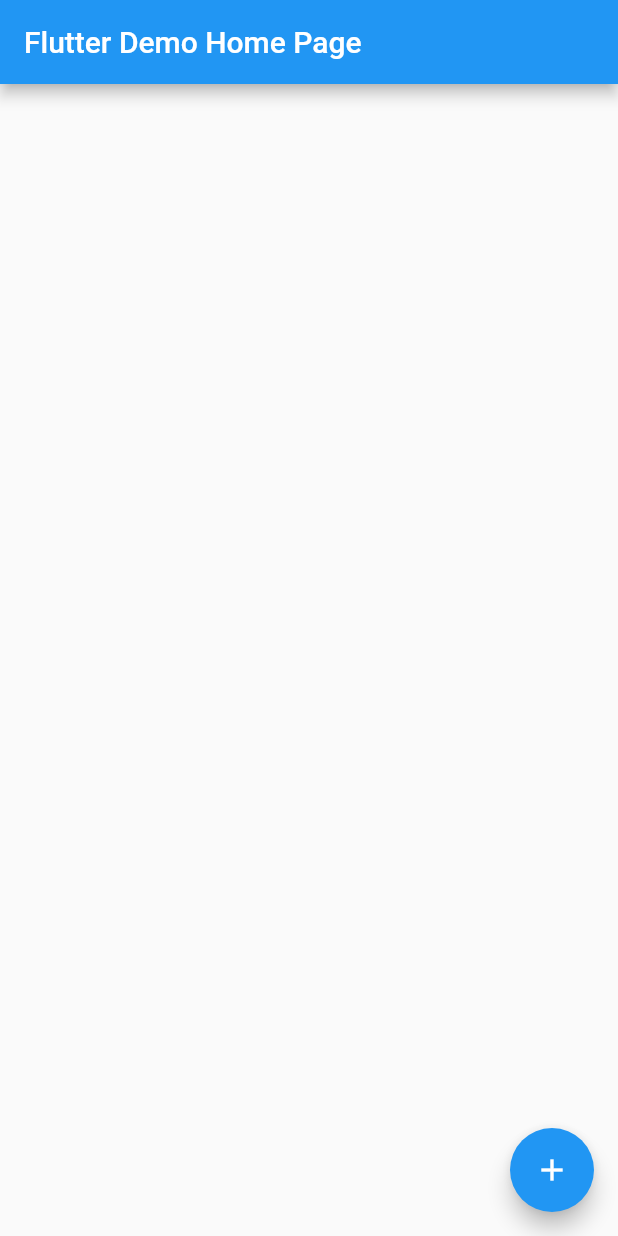
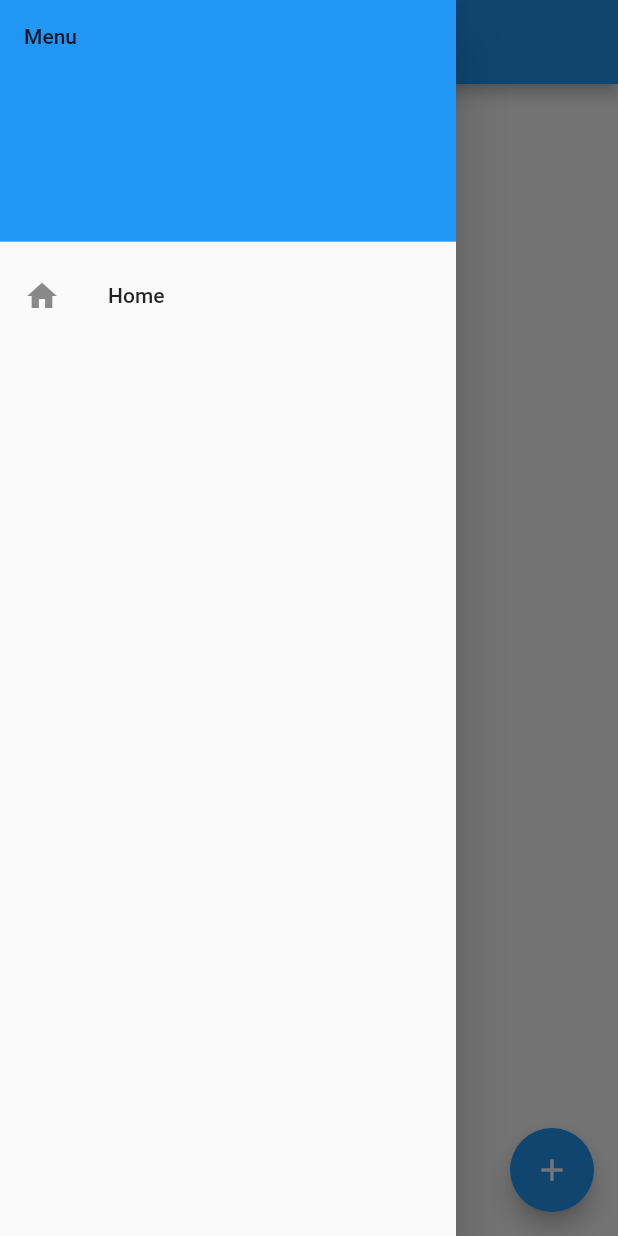
Before and after one commit to hegeds/digital_library, a Flutter app: the screen it shows after launch, with the side drawer open (before the commit the screen has no drawer), on a phone screen of 412 x 824 dp. Run offline on Flutter 3.47's test engine with Material 2 defaults, Android fonts, the phone set to English and light mode, and no system bars; missing offline and left inert: flutter_barcode_scanner.

Commit message:
feat(Navbar): Create navigation menu

```diff
--- /dev/null
+++ b/lib/home.dart
@@ -0,0 +1,57 @@
+import 'package:flutter/material.dart';
+import 'package:flutter_barcode_scanner/flutter_barcode_scanner.dart';
+import 'package:http/http.dart' as http;
+
+import './api.dart';
+import './navbar.dart';
+
+class MyHomePage extends StatefulWidget {
+  const MyHomePage({Key? key}) : super(key: key);
+
+  @override
+  State<MyHomePage> createState() => _MyHomePageState();
+}
+
+class _MyHomePageState extends State<MyHomePage> {
+  String bookDetails = "";
+
+  void _scanBarcode() async {
+    var bookAPI = GoogleBooksAPI(http.Client());
+
+    var barCode = await FlutterBarcodeScanner.scanBarcode(
+        'blue', 'cancel', true, ScanMode.BARCODE);
+
+    var book = await bookAPI.fetchBook(barCode);
+    setState(() {
+      bookDetails = book.toString();
+    });
+  }
+
+  @override
+  Widget build(BuildContext context) {
+    return Scaffold(
+      appBar: AppBar(
+        title: const Text('Home'),
+      ),
+      drawer: NavDrawer(
+        context: context,
+      ),
+      body: Center(
+        child: Column(
+          mainAxisAlignment: MainAxisAlignment.center,
+          children: <Widget>[
+            Text(
+              bookDetails,
+              style: Theme.of(context).textTheme.headline4,
+            ),
+          ],
+        ),
+      ),
+      floatingActionButton: FloatingActionButton(
+        onPressed: _scanBarcode,
+        tooltip: 'Increment',
+        child: const Icon(Icons.add),
+      ),
+    );
+  }
+}
--- a/lib/main.dart
+++ b/lib/main.dart
@@ -1,7 +1,8 @@
 import 'package:flutter/material.dart';
-import 'package:flutter_barcode_scanner/flutter_barcode_scanner.dart';
-import 'package:http/http.dart' as http;
-import './api.dart';
+import 'package:private_library/settings.dart';
+
+import './home.dart';
+import './settings.dart';
 
 void main() {
   runApp(const MyApp());
@@ -17,57 +18,11 @@ class MyApp extends StatelessWidget {
       theme: ThemeData(
         primarySwatch: Colors.blue,
       ),
-      home: const MyHomePage(title: 'Flutter Demo Home Page'),
+      initialRoute: '/',
+      routes: {
+        '/': (context) => const MyHomePage(),
+        '/settings': (context) => const SettingsPage()
+      },
     );
   }
 }
-
-class MyHomePage extends StatefulWidget {
-  const MyHomePage({Key? key, required this.title}) : super(key: key);
-
-  final String title;
-
-  @override
-  State<MyHomePage> createState() => _MyHomePageState();
-}
-
-class _MyHomePageState extends State<MyHomePage> {
-  String bookDetails = "";
-
-  void _scanBarcode() async {
-    var bookAPI = GoogleBooksAPI(http.Client());
-
-    var barCode = await FlutterBarcodeScanner.scanBarcode(
-        'blue', 'cancel', true, ScanMode.BARCODE);
-
-    var book = await bookAPI.fetchBook(barCode);
-    setState(() {
-      bookDetails = book.toString();
-    });
-  }
-
-  @override
-  Widget build(BuildContext context) {
-    return Scaffold(
-      appBar: AppBar(
-        title: Text(widget.title),
-      ),
-      body: Center(
-        child: Column(
-          mainAxisAlignment: MainAxisAlignment.center,
-          children: <Widget>[
-            Text(
-              bookDetails,
-              style: Theme.of(context).textTheme.headline4,
-            ),
-          ],
-        ),
-      ),
-      floatingActionButton: FloatingActionButton(
-        onPressed: _scanBarcode,
-        tooltip: 'Increment',
-        child: const Icon(Icons.add),
-      ),
-    );
-  }
-}
--- /dev/null
+++ b/lib/navbar.dart
@@ -0,0 +1,23 @@
+import 'package:flutter/material.dart';
+
+class NavDrawer extends Drawer {
+  final BuildContext context;
+
+  NavDrawer({Key? key, required this.context})
+      : super(
+            key: key,
+            child: ListView(
+              children: [
+                const DrawerHeader(
+                    decoration: BoxDecoration(color: Colors.blue),
+                    child: Text('Menu')),
+                ListTile(
+                  leading: const Icon(Icons.home),
+                  title: const Text('Home'),
+                  onTap: () {
+                    Navigator.pushNamed(context, '/');
+                  },
+                ),
+              ],
+            ));
+}
```
